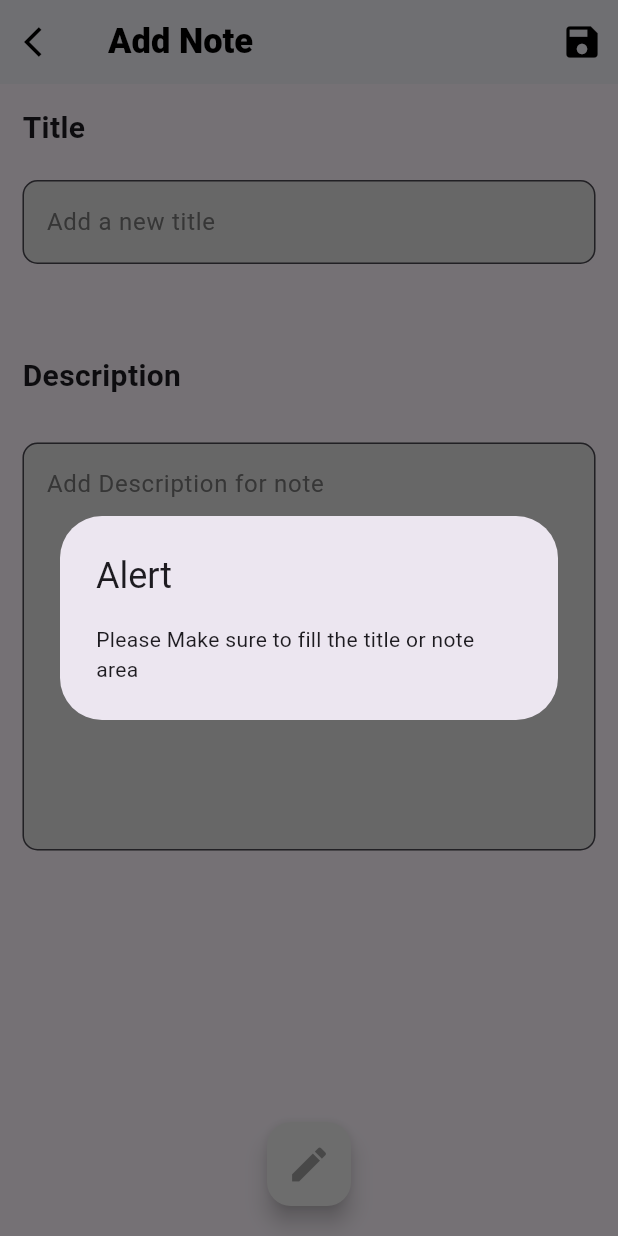
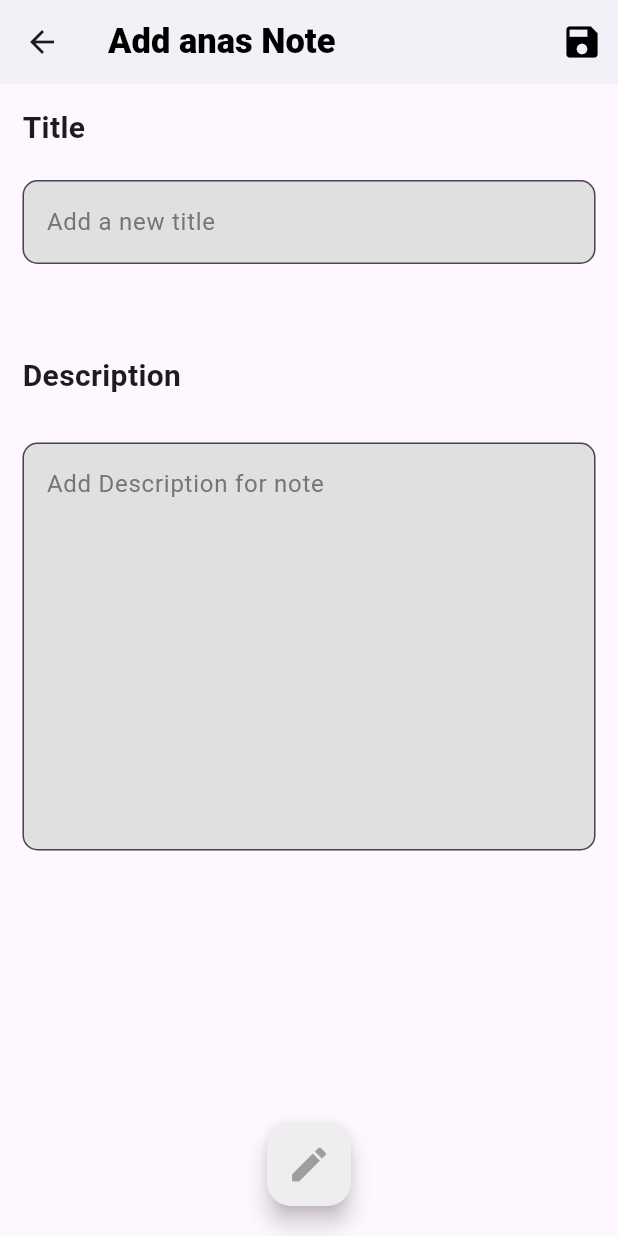
Before and after one commit to xXnoob-slayerXx/flutter_notes, a Flutter app: the NewNote screen opened directly, after a tap on the "edit" icon, on a phone screen of 412 x 824 dp. Run offline on Flutter 3.47's test engine with Material 3 defaults, Android fonts, the phone set to English and light mode, and no system bars.

Commit message:
Revert "more features session 12"
This reverts commit 183e4c38d2ac91dc2f60aa5a9d13bb7006a68761.

```diff
--- a/lib/main.dart
+++ b/lib/main.dart
@@ -1,21 +1,21 @@
 import 'package:flutter/material.dart';
-import 'database_helper.dart';
+import 'package:todo/new_note.dart';
+import 'package:todo/notes_page.dart';
+
 import 'notes_page.dart';
 
-void main() {
-  WidgetsFlutterBinding.ensureInitialized();
-  DBHelper.createDB();
-  runApp(const MainApp());
-}
+void main() => runApp(const MyApp());
 
-class MainApp extends StatelessWidget {
-  const MainApp({super.key});
-
+class MyApp extends StatelessWidget {
+  const MyApp({super.key});
+  // This widget is the root of your application.
+  //test test
+  //test test
   @override
   Widget build(BuildContext context) {
-    return const MaterialApp(
+    return MaterialApp(
+      debugShowCheckedModeBanner: false,
       home: Notes(),
-      debugShowCheckedModeBanner: false,
     );
   }
 }
--- a/lib/new_note.dart
+++ b/lib/new_note.dart
@@ -1,30 +1,21 @@
 import 'package:flutter/material.dart';
 
-class NewNote extends StatelessWidget {
-  NewNote({super.key});
+class NewNote extends StatefulWidget {
+  const NewNote({super.key});
 
-  TextEditingController titleController = TextEditingController();
-  TextEditingController noteController = TextEditingController();
-  String title = "";
-  String note = "";
+  @override
+  State<NewNote> createState() => NewNoteState();
+}
 
+class NewNoteState extends State<NewNote> {
   @override
   Widget build(BuildContext context) {
     return Scaffold(
       appBar: AppBar(
         backgroundColor: Colors.white,
         elevation: 3,
-        leading: IconButton(
-          icon: const Icon(
-            Icons.arrow_back_ios,
-            color: Colors.black,
-          ),
-          onPressed: () {
-            Navigator.pop(context);
-          },
-        ),
         title: const Text(
-          "Add Note",
+          "Add anas Note",
           style: TextStyle(
               color: Colors.black, fontSize: 23, fontWeight: FontWeight.w800),
         ),
@@ -52,7 +43,7 @@ class NewNote extends StatelessWidget {
                 height: 20,
               ),
               TextFormField(
-                controller: titleController,
+                onFieldSubmitted: (value) {},
                 decoration: InputDecoration(
                   filled: true,
                   hintStyle: TextStyle(color: Colors.grey[600]),
@@ -77,7 +68,7 @@ class NewNote extends StatelessWidget {
                 height: 30,
               ),
               TextFormField(
-                controller: noteController,
+                onFieldSubmitted: (value) {},
                 maxLines: 10,
                 decoration: InputDecoration(
                   filled: true,
@@ -100,25 +91,7 @@ class NewNote extends StatelessWidget {
       floatingActionButton: Padding(
         padding: const EdgeInsets.all(20.0),
         child: FloatingActionButton(
-          onPressed: () {
-            if (titleController.text.isEmpty || noteController.text.isEmpty) {
-              showDialog(
-                  context: context,
-                  builder: (BuildContext context) {
-                    return const AlertDialog(
-                      title: Text("Alert"),
-                      content: Text(
-                          "Please Make sure to fill the title or note area"),
-                    );
-                  });
-            } else {
-              title = titleController.text;
-              note = noteController.text;
-              // titleController.clear();
-              // noteController.clear();
-              Navigator.pop(context, [title, note]);
-            }
-          },
+          onPressed: () {},
           backgroundColor: Colors.grey[200],
           child: const Icon(
             Icons.edit,
```
Also changed, not shown: lib/database_helper.dart (deleted, +0 -45 lines), lib/note_details.dart (deleted, +0 -62 lines), lib/notes_page.dart (+15 -62 lines).
